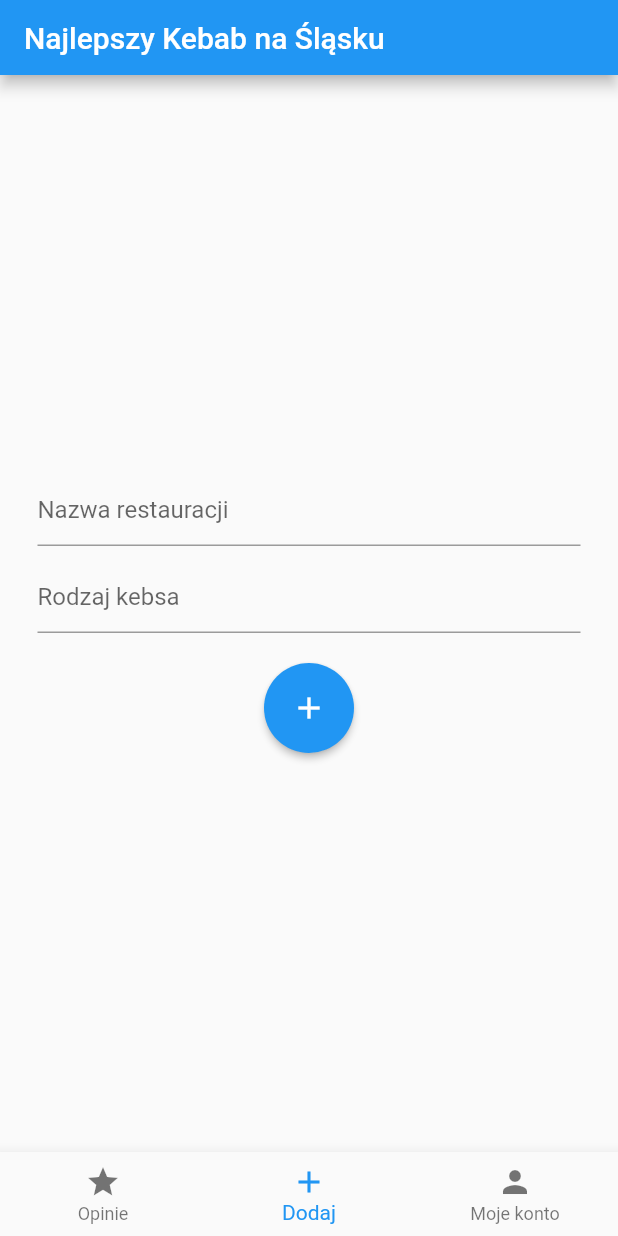
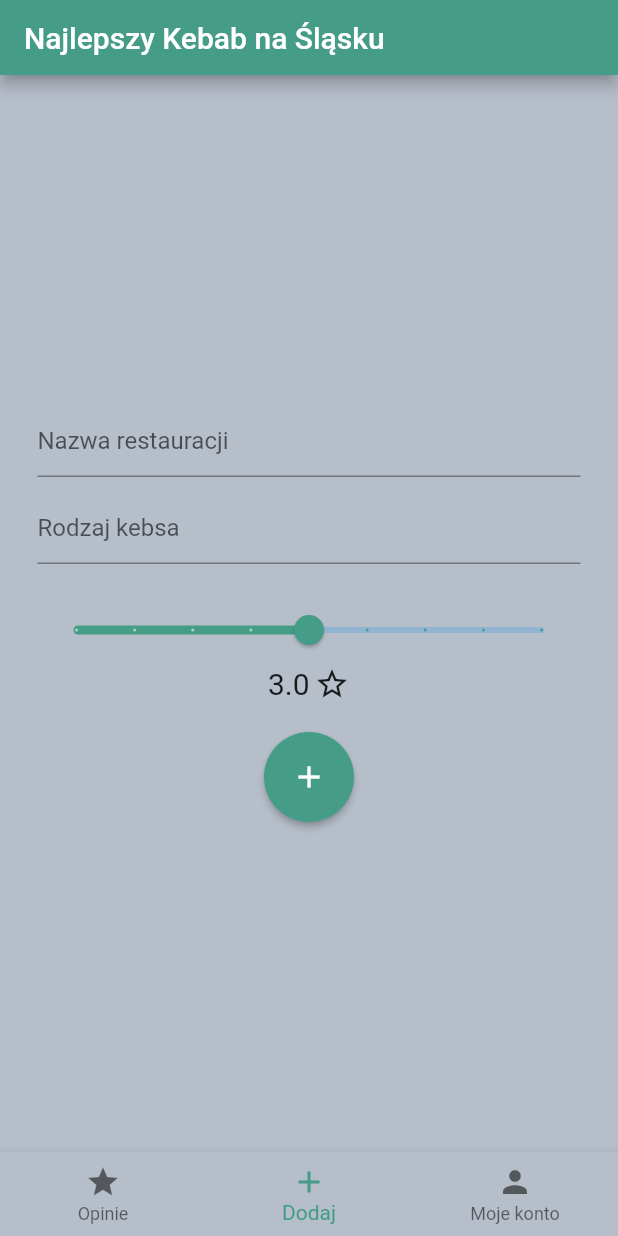
Before and after one commit to rafalpieczyk/najlepszy_kebab, a Flutter app: the screen it shows once a user with an empty profile is signed in, item 2 of the bottom bar chosen, after a tap on the "add" icon, on a phone screen of 412 x 824 dp. Run offline on Flutter 3.47's test engine with Material 2 defaults, Android fonts, the phone set to English and light mode, and no system bars; our stand-ins replace cloud_firestore, firebase_auth, firebase_core; accounts and stored records are empty; network calls fail.

Commit message:
add orderBy on restaurant_page_content and slider

```diff
--- a/lib/app/home/add_opinion/add_opinion_page_content.dart
+++ b/lib/app/home/add_opinion/add_opinion_page_content.dart
@@ -13,6 +13,7 @@ class AddOpinionPageContent extends StatefulWidget {
 class _AddOpinionPageContentState extends State<AddOpinionPageContent> {
   var restaurantName = '';
   var kebsName = '';
+  var rating = 3.0;
   @override
   Widget build(BuildContext context) {
     return Center(
@@ -47,12 +48,44 @@ class _AddOpinionPageContentState extends State<AddOpinionPageContent> {
             const SizedBox(
               height: 20,
             ),
+            Slider(
+              activeColor: const Color(0xFF459D87),
+              min: 1.0,
+              max: 5.0,
+              divisions: 8,
+              value: rating,
+              onChanged: (newValue) {
+                setState(() {
+                  rating = newValue;
+                });
+              },
+            ),
+            Row(
+              mainAxisAlignment: MainAxisAlignment.center,
+              children: [
+                Text(
+                  rating.toString(),
+                  style: const TextStyle(
+                    fontSize: 20,
+                  ),
+                ),
+                const SizedBox(
+                  width: 3,
+                ),
+                const Icon(
+                  Icons.star_outline,
+                )
+              ],
+            ),
+            const SizedBox(
+              height: 20,
+            ),
             SizedBox(
               height: 60,
               width: 60,
               child: ElevatedButton(
                 style: ElevatedButton.styleFrom(
-                  backgroundColor: Colors.blue,
+                  backgroundColor: const Color(0xFF459D87),
                   shape: RoundedRectangleBorder(
                       borderRadius: BorderRadius.circular(55)),
                 ),
@@ -60,7 +93,7 @@ class _AddOpinionPageContentState extends State<AddOpinionPageContent> {
                   FirebaseFirestore.instance.collection('restaurants').add({
                     'name': restaurantName,
                     'kebs': kebsName,
-                    'rating': 3.0,
+                    'rating': rating,
                   });
                 },
                 child: const Icon(Icons.add),
--- a/lib/app/home/home_page.dart
+++ b/lib/app/home/home_page.dart
@@ -22,7 +22,9 @@ class _HomePageState extends State<HomePage> {
   @override
   Widget build(BuildContext context) {
     return Scaffold(
+      backgroundColor: const Color(0xFFB6BEC9),
       appBar: AppBar(
+        backgroundColor: const Color(0xFF459D87),
         toolbarHeight: 50,
         title: const Text('Najlepszy Kebab na Śląsku'),
       ),
@@ -37,6 +39,8 @@ class _HomePageState extends State<HomePage> {
         return MyAccountPageContent(email: widget.user.email);
       }),
       bottomNavigationBar: BottomNavigationBar(
+          backgroundColor: const Color(0xFFB6BEC9),
+          selectedItemColor: const Color(0xFF459D87),
           currentIndex: currentIndex,
           onTap: (newIndex) {
             setState(() {
--- a/lib/app/home/my_account/my_account_page_content.dart
+++ b/lib/app/home/my_account/my_account_page_content.dart
@@ -25,6 +25,8 @@ class MyAccountPageContent extends StatelessWidget {
             height: 20,
           ),
           ElevatedButton(
+            style: ElevatedButton.styleFrom(
+                backgroundColor: const Color(0xFF459D87)),
             onPressed: () {
               FirebaseAuth.instance.signOut();
             },
--- a/lib/app/home/restaurants/restaurant_page_content.dart
+++ b/lib/app/home/restaurants/restaurant_page_content.dart
@@ -9,8 +9,10 @@ class RestaurantPageContent extends StatelessWidget {
   @override
   Widget build(BuildContext context) {
     return StreamBuilder<QuerySnapshot<Map<String, dynamic>>>(
-        stream:
-            FirebaseFirestore.instance.collection('restaurants').snapshots(),
+        stream: FirebaseFirestore.instance
+            .collection('restaurants')
+            .orderBy('rating', descending: true)
+            .snapshots(),
         builder: (context, snapshot) {
           if (snapshot.hasError) {
             return const Center(child: Text('Something went wrong'));
@@ -26,7 +28,7 @@ class RestaurantPageContent extends StatelessWidget {
                   margin: const EdgeInsets.all(10),
                   decoration: BoxDecoration(
                       borderRadius: BorderRadius.circular(15),
-                      color: Colors.blue),
+                      color: const Color(0xFF459D87)),
                   child: Padding(
                     padding: const EdgeInsets.all(20.0),
                     child: Row(
--- a/lib/app/login/login_page.dart
+++ b/lib/app/login/login_page.dart
@@ -20,6 +20,7 @@ class _LoginPageState extends State<LoginPage> {
   @override
   Widget build(BuildContext context) {
     return Scaffold(
+      backgroundColor: const Color(0xFFB6BEC9),
       body: Center(
         child: Padding(
           padding: const EdgeInsets.all(30.0),
@@ -28,7 +29,8 @@ class _LoginPageState extends State<LoginPage> {
             children: [
               Text(
                 isCreatingAccount == true ? 'Zarejestruj się' : 'Zaloguj się',
-                style: const TextStyle(fontSize: 22),
+                style:
+                    const TextStyle(fontSize: 25, fontWeight: FontWeight.bold),
               ),
               const SizedBox(
                 height: 10,
@@ -51,7 +53,7 @@ class _LoginPageState extends State<LoginPage> {
               ),
               ElevatedButton(
                 style: ElevatedButton.styleFrom(
-                  backgroundColor: Colors.green,
+                  backgroundColor: const Color(0xFF459D87),
                 ),
                 onPressed: () async {
                   if (isCreatingAccount == true) {
@@ -79,13 +81,17 @@ class _LoginPageState extends State<LoginPage> {
                     }
                   }
                 },
-                child:
-                    Text(isCreatingAccount == true ? 'Zarejestruj' : 'Zaloguj'),
+                child: Text(
+                  isCreatingAccount == true ? 'Zarejestruj' : 'Zaloguj',
+                  style: const TextStyle(fontSize: 16),
+                ),
               ),
               const SizedBox(
-                height: 20,
+                height: 15,
               ),
               TextButton(
+                style: TextButton.styleFrom(
+                    foregroundColor: const Color(0xFF459D87)),
                 onPressed: (() {
                   if (isCreatingAccount == true) {
                     setState(() {
@@ -101,6 +107,7 @@ class _LoginPageState extends State<LoginPage> {
                   isCreatingAccount == true
                       ? 'Zaloguj się na instniejące konto'
                       : 'Utwórz konto',
+                  style: const TextStyle(fontSize: 16),
                 ),
               ),
             ],
```
